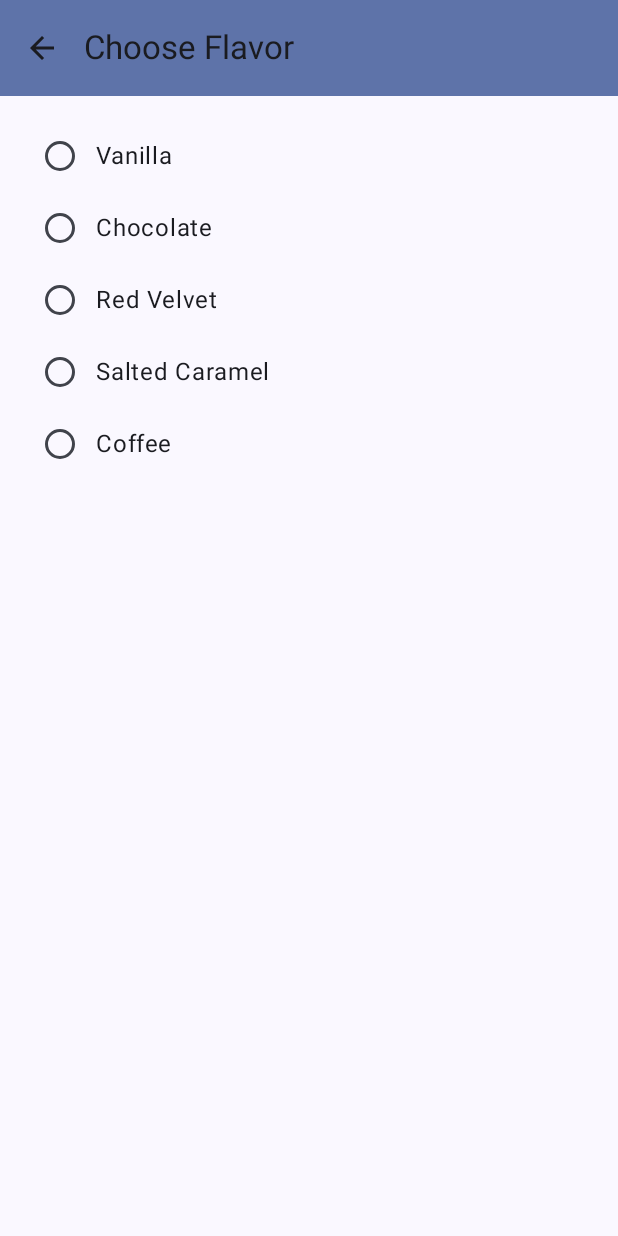
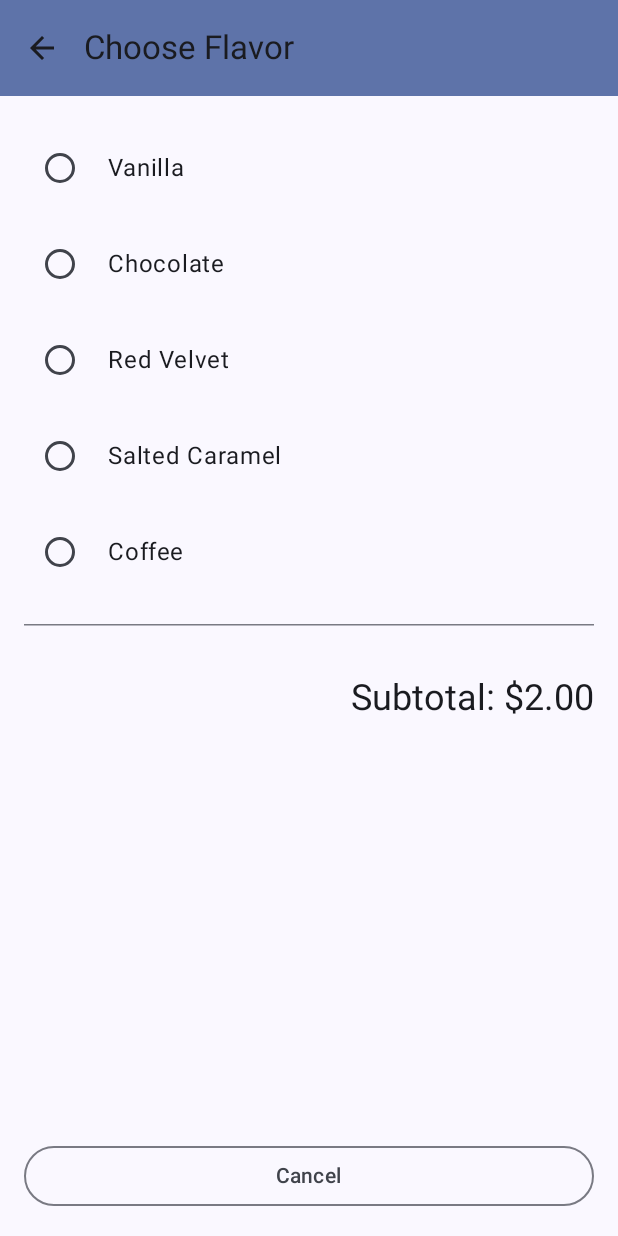
Before and after one commit to 3X0DUS-07/CupcakeApp, an Android app built with Jetpack Compose: the screen it shows after launch (MainActivity), after a tap on "One Cupcake", on a phone screen of 412 x 824 dp. Run offline under Robolectric (Android 15) with nearby library versions, the phone set to English and light mode, and no system bars.

Commit message:
screen de selección de sabores mostrando subtotal en tiempo real.

```diff
--- a/app/src/main/java/com/example/cupcakeapp1/CupcakeScreen.kt
+++ b/app/src/main/java/com/example/cupcakeapp1/CupcakeScreen.kt
@@ -15,22 +15,25 @@ import androidx.compose.material3.Text
 import androidx.compose.material3.TopAppBar
 import androidx.compose.material3.TopAppBarDefaults
 import androidx.compose.runtime.Composable
+import androidx.compose.runtime.collectAsState
 import androidx.compose.runtime.getValue
 import androidx.compose.ui.Modifier
 import androidx.compose.ui.platform.LocalContext
 import androidx.compose.ui.res.dimensionResource
+import androidx.lifecycle.viewmodel.compose.viewModel
 import androidx.navigation.NavHostController
 import androidx.navigation.compose.NavHost
 import androidx.navigation.compose.composable
 import androidx.navigation.compose.currentBackStackEntryAsState
 import androidx.navigation.compose.rememberNavController
 import com.example.cupcakeapp1.data.DataSource
+import com.example.cupcakeapp1.ui.OrderViewModel
 import com.example.cupcakeapp1.ui.StartOrderScreen
 import com.example.cupcakeapp1.ui.SelectOptionScreen
 
 enum class CupcakeScreen(val title: String) {
     Start(title = "Cupcake App"),
-    Flavor(title = "Choose Flavor"),
+    Flavor(title = "Choose Flavor")
 }
 
 @OptIn(ExperimentalMaterial3Api::class)
@@ -61,7 +64,9 @@ fun CupcakeAppBar(
 }
 
 @Composable
-fun CupcakeApp() {
+fun CupcakeApp(
+    viewModel: OrderViewModel = viewModel()
+) {
     val navController: NavHostController = rememberNavController()
 
     val backStackEntry by navController.currentBackStackEntryAsState()
@@ -79,6 +84,8 @@ fun CupcakeApp() {
             )
         }
     ) { innerPadding ->
+        val uiState by viewModel.uiState.collectAsState()
+
         NavHost(
             navController = navController,
             startDestination = CupcakeScreen.Start.name,
@@ -90,7 +97,8 @@ fun CupcakeApp() {
             composable(route = CupcakeScreen.Start.name) {
                 StartOrderScreen(
                     quantityOptions = DataSource.quantityOptions,
-                    onNextButtonClicked = {
+                    onNextButtonClicked = { quantity ->
+                        viewModel.setQuantity(quantity)
                         navController.navigate(CupcakeScreen.Flavor.name)
                     },
                     modifier = Modifier
@@ -102,9 +110,25 @@ fun CupcakeApp() {
             composable(route = CupcakeScreen.Flavor.name) {
                 val context = LocalContext.current
                 SelectOptionScreen(
-                    options = DataSource.flavors.map { id -> context.resources.getString(id) }
+                    subtotal = uiState.price,
+                    options = DataSource.flavors.map { id -> context.resources.getString(id) },
+                    onSelectionChanged = { flavor ->
+                        viewModel.setFlavor(flavor)
+                    },
+                    onCancelButtonClicked = {
+                        cancelOrderAndNavigateToStart(viewModel, navController)
+                    },
+                    modifier = Modifier.fillMaxSize()
                 )
             }
         }
     }
 }
+
+private fun cancelOrderAndNavigateToStart(
+    viewModel: OrderViewModel,
+    navController: NavHostController
+) {
+    viewModel.resetOrder()
+    navController.popBackStack(CupcakeScreen.Start.name, inclusive = false)
+}
--- /dev/null
+++ b/app/src/main/java/com/example/cupcakeapp1/ui/OrderViewModel.kt
@@ -0,0 +1,45 @@
+package com.example.cupcakeapp1.ui
+
+import androidx.lifecycle.ViewModel
+import kotlinx.coroutines.flow.MutableStateFlow
+import kotlinx.coroutines.flow.StateFlow
+import kotlinx.coroutines.flow.asStateFlow
+import kotlinx.coroutines.flow.update
+import java.text.NumberFormat
+
+private const val PRICE_PER_CUPCAKE = 2.00
+
+data class OrderUiState(
+    val quantity: Int = 0,
+    val flavor: String = "",
+    val price: String = ""
+)
+
+class OrderViewModel : ViewModel() {
+    private val _uiState = MutableStateFlow(OrderUiState())
+    val uiState: StateFlow<OrderUiState> = _uiState.asStateFlow()
+
+    fun setQuantity(numberCupcakes: Int) {
+        _uiState.update { currentState ->
+            currentState.copy(
+                quantity = numberCupcakes,
+                price = calculatePrice(quantity = numberCupcakes)
+            )
+        }
+    }
+
+    fun setFlavor(desiredFlavor: String) {
+        _uiState.update { currentState ->
+            currentState.copy(flavor = desiredFlavor)
+        }
+    }
+
+    fun resetOrder() {
+        _uiState.value = OrderUiState()
+    }
+
+    private fun calculatePrice(quantity: Int = _uiState.value.quantity): String {
+        val calculatedPrice = quantity * PRICE_PER_CUPCAKE
+        return NumberFormat.getCurrencyInstance().format(calculatedPrice)
+    }
+}
--- a/app/src/main/java/com/example/cupcakeapp1/ui/SelectOptionScreen.kt
+++ b/app/src/main/java/com/example/cupcakeapp1/ui/SelectOptionScreen.kt
@@ -1,10 +1,14 @@
 package com.example.cupcakeapp1.ui
 
+import androidx.compose.foundation.layout.Arrangement
 import androidx.compose.foundation.layout.Column
 import androidx.compose.foundation.layout.Row
 import androidx.compose.foundation.layout.fillMaxWidth
 import androidx.compose.foundation.layout.padding
 import androidx.compose.foundation.selection.selectable
+import androidx.compose.material3.HorizontalDivider
+import androidx.compose.material3.MaterialTheme
+import androidx.compose.material3.OutlinedButton
 import androidx.compose.material3.RadioButton
 import androidx.compose.material3.Text
 import androidx.compose.runtime.Composable
@@ -15,31 +19,43 @@ import androidx.compose.runtime.setValue
 import androidx.compose.ui.Alignment
 import androidx.compose.ui.Modifier
 import androidx.compose.ui.res.dimensionResource
+import androidx.compose.ui.res.stringResource
 import androidx.compose.ui.tooling.preview.Preview
+import androidx.compose.ui.unit.dp
 import com.example.cupcakeapp1.R
 import com.example.cupcakeapp1.ui.theme.CupcakeApp1Theme
 
 @Composable
 fun SelectOptionScreen(
+    subtotal: String,
     options: List<String>,
     onSelectionChanged: (String) -> Unit = {},
+    onCancelButtonClicked: () -> Unit = {},
     modifier: Modifier = Modifier
 ) {
     var selectedValue by rememberSaveable { mutableStateOf("") }
+
     Column(
         modifier = modifier
+    ) {
+        // Opciones de selección
+        Column(
+            modifier = Modifier
+                .weight(1f)
                 .padding(dimensionResource(R.dimen.padding_medium))
         ) {
             options.forEach { item ->
                 Row(
                     modifier = Modifier
+                        .fillMaxWidth()
                         .selectable(
                             selected = selectedValue == item,
                             onClick = {
                                 selectedValue = item
                                 onSelectionChanged(item)
                             }
-                    ),
+                        )
+                        .padding(vertical = dimensionResource(R.dimen.padding_small)),
                     verticalAlignment = Alignment.CenterVertically
                 ) {
                     RadioButton(
@@ -49,7 +65,46 @@ fun SelectOptionScreen(
                             onSelectionChanged(item)
                         }
                     )
-                Text(item)
+                    Text(
+                        text = item,
+                        modifier = Modifier.padding(start = 8.dp)
+                    )
+                }
+            }
+
+            HorizontalDivider(
+                thickness = dimensionResource(R.dimen.thickness_divider),
+                modifier = Modifier.padding(
+                    top = dimensionResource(R.dimen.padding_medium),
+                    bottom = dimensionResource(R.dimen.padding_medium)
+                )
+            )
+
+            // Mostrar subtotal
+            Text(
+                text = stringResource(R.string.subtotal_price, subtotal),
+                modifier = Modifier
+                    .align(Alignment.End)
+                    .padding(
+                        top = dimensionResource(R.dimen.padding_medium),
+                        bottom = dimensionResource(R.dimen.padding_medium)
+                    ),
+                style = MaterialTheme.typography.headlineSmall
+            )
+        }
+
+        // Botón Cancel
+        Row(
+            modifier = Modifier
+                .fillMaxWidth()
+                .padding(dimensionResource(R.dimen.padding_medium)),
+            horizontalArrangement = Arrangement.Center
+        ) {
+            OutlinedButton(
+                modifier = Modifier.fillMaxWidth(),
+                onClick = onCancelButtonClicked
+            ) {
+                Text(stringResource(R.string.cancel))
             }
         }
     }
@@ -60,7 +115,8 @@ fun SelectOptionScreen(
 fun SelectOptionPreview() {
     CupcakeApp1Theme {
         SelectOptionScreen(
-            options = listOf("Option 1", "Option 2", "Option 3", "Option 4"),
+            subtotal = "$3.00",
+            options = listOf("Vanilla", "Chocolate", "Red Velvet", "Coffee"),
             modifier = Modifier.fillMaxWidth()
         )
     }
--- a/app/src/main/res/values/strings.xml
+++ b/app/src/main/res/values/strings.xml
@@ -10,4 +10,7 @@
     <string name="red_velvet">Red Velvet</string>
     <string name="salted_caramel">Salted Caramel</string>
     <string name="coffee">Coffee</string>
+    <string name="subtotal_price">Subtotal: %s</string>
+    <string name="cancel">Cancel</string>
+    <string name="send">Send Order to Another App</string>
 </resources>
--- a/gradle/libs.versions.toml
+++ b/gradle/libs.versions.toml
@@ -1,5 +1,5 @@
 [versions]
-agp = "8.12.3"
+agp = "8.13.0"
 kotlin = "2.0.21"
 coreKtx = "1.17.0"
 junit = "4.13.2"
```
Lines whose indentation alone changed are shown as unchanged.
